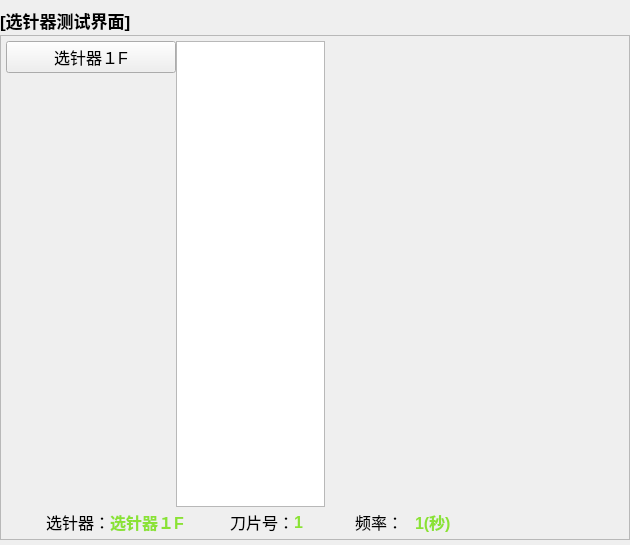
Old version of the form frm/Frm_testingMenu.ui in the repository lvxiaowei/linux_lcCode.
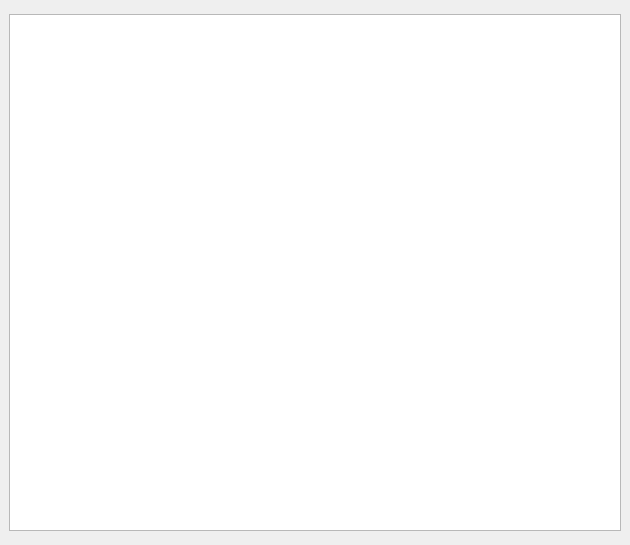
New version of the form. Icons and pictures are not drawn.

What changed in the file:
```diff
--- a/frm/Frm_testingMenu.ui
+++ b/frm/Frm_testingMenu.ui
@@ -38,7 +38,7 @@
       <string notr="true"/>
      </property>
      <property name="currentIndex">
-      <number>3</number>
+      <number>5</number>
      </property>
      <widget class="QWidget" name="page">
       <property name="styleSheet">
@@ -1031,6 +1031,20 @@
        </item>
       </layout>
      </widget>
+     <widget class="QWidget" name="page_6">
+      <layout class="QGridLayout" name="gridLayout_11">
+       <item row="0" column="0">
+        <widget class="QTableWidget" name="m_tabInSIgnal">
+         <attribute name="horizontalHeaderVisible">
+          <bool>false</bool>
+         </attribute>
+         <attribute name="verticalHeaderVisible">
+          <bool>false</bool>
+         </attribute>
+        </widget>
+       </item>
+      </layout>
+     </widget>
     </widget>
    </item>
   </layout>
```
